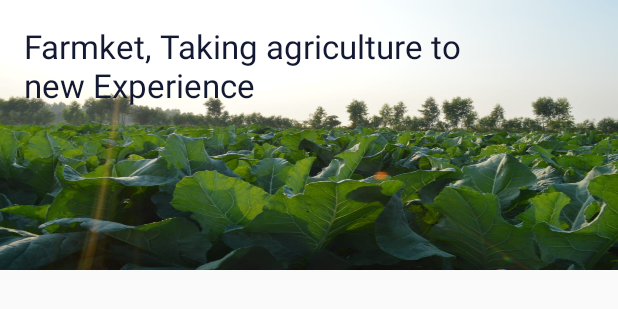
After one commit to 2001adarsh/Farmket, an Android app: the layout slider_image.xml on its own in the app's theme, with its tools: preview values and no code run, on a phone screen of 412 x 824 dp. The commit adds this screen. Shown: the top 309 px of the screen. Run offline under Robolectric (Android 15) with nearby library versions, the phone set to English and light mode, and no system bars; Roboto replaces fonts that are not available here.

Commit message:
Sliding Image View added

```diff
--- a/app/build.gradle
+++ b/app/build.gradle
@@ -38,4 +38,9 @@ dependencies {
     //Chip select Navigation dependency
     implementation 'com.ismaeldivita.chipnavigation:chip-navigation-bar:1.3.0'
     implementation 'org.jetbrains.kotlin:kotlin-stdlib:1.3.70'
+
+    //Smartiest Image Slider
+        implementation 'com.github.smarteist:autoimageslider:1.3.2-appcompat'
+        implementation 'androidx.cardview:cardview:1.0.0'
+
 }
--- a/app/src/main/java/com/adarsh/farmket/MainActivity.java
+++ b/app/src/main/java/com/adarsh/farmket/MainActivity.java
@@ -46,7 +46,9 @@ public class MainActivity extends AppCompatActivity implements  ChipNavigationBa
         switch (i){
 
             case R.id.nav_home:
-                Toast.makeText(this, "Home Fragment!", Toast.LENGTH_SHORT).show();
+                FragmentTransaction ft = getSupportFragmentManager().beginTransaction();
+                ft.replace(R.id.main_frame, new HomeFragment());
+                ft.commit();
                 break;
             case R.id.nav_cart:
                 Toast.makeText(this, "Cart Fragment", Toast.LENGTH_SHORT).show();
--- a/app/src/main/res/layout/fragment_home.xml
+++ b/app/src/main/res/layout/fragment_home.xml
@@ -46,11 +46,11 @@
                         android:layout_height="60dp"
                         android:layout_alignParentTop="true"
                         android:layout_centerHorizontal="true"
-                        android:layout_marginLeft="28dp"
+                        android:layout_marginLeft="30dp"
                         android:layout_marginTop="28dp"
                         android:layout_marginRight="20dp"
                         android:layout_toRightOf="@id/farm1"
-                        android:src="@drawable/farmketlogo" />
+                        android:src="@drawable/logotwo" />
                 </RelativeLayout>
 
                     <androidx.appcompat.widget.Toolbar
@@ -84,6 +84,7 @@
         >
 
         <include layout="@layout/content_home"/>
+
     </androidx.core.widget.NestedScrollView>
 
 </androidx.coordinatorlayout.widget.CoordinatorLayout>
--- /dev/null
+++ b/app/src/main/res/layout/slider_image.xml
@@ -0,0 +1,34 @@
+<?xml version="1.0" encoding="utf-8"?>
+<androidx.constraintlayout.widget.ConstraintLayout
+    xmlns:android="http://schemas.android.com/apk/res/android"
+    xmlns:app="http://schemas.android.com/apk/res-auto"
+    xmlns:tools="http://schemas.android.com/tools"
+    android:layout_width="match_parent"
+    android:layout_height="180dp">
+
+
+    <ImageView
+        android:id="@+id/imgbanner"
+        android:layout_width="wrap_content"
+        android:layout_height="wrap_content"
+        android:adjustViewBounds="false"
+        android:cropToPadding="false"
+        android:scaleType="fitXY"
+        app:layout_constraintEnd_toEndOf="parent"
+        app:layout_constraintHorizontal_bias="0.0"
+        app:layout_constraintStart_toStartOf="parent"
+        app:layout_constraintTop_toTopOf="parent"
+        app:srcCompat="@drawable/bannerimg" />
+
+    <TextView
+        android:id="@+id/txtbanner"
+        android:layout_width="331dp"
+        android:layout_height="80dp"
+        android:layout_marginStart="16dp"
+        android:layout_marginTop="16dp"
+        android:text="Farmket, Taking agriculture to new Experience"
+        android:textAppearance="@style/TextAppearance.AppCompat.Large"
+        android:textColor="@color/darkForNav"
+        app:layout_constraintStart_toStartOf="parent"
+        app:layout_constraintTop_toTopOf="parent" />
+</androidx.constraintlayout.widget.ConstraintLayout>
```
Also changed, not shown: app/src/main/java/com/adarsh/farmket/adapters/AdapterSlider.java (added, +59 -0 lines), app/src/main/java/com/adarsh/farmket/helperClass/SliderItem.java (added, +45 -0 lines), app/src/main/java/com/adarsh/farmket/ui/HomeFragment.java (+14 -3 lines), app/src/main/res/layout/content_home.xml (+32 -1 lines), app/src/main/res/drawable/bannerflower.jpeg (added), app/src/main/res/drawable/bannerimg.jpeg (added), app/src/main/res/drawable/bannerlife.jpeg (added), app/src/main/res/drawable/bannerservices.jpeg (added), app/src/main/res/drawable/logotwo.png (added), 1 other file.
